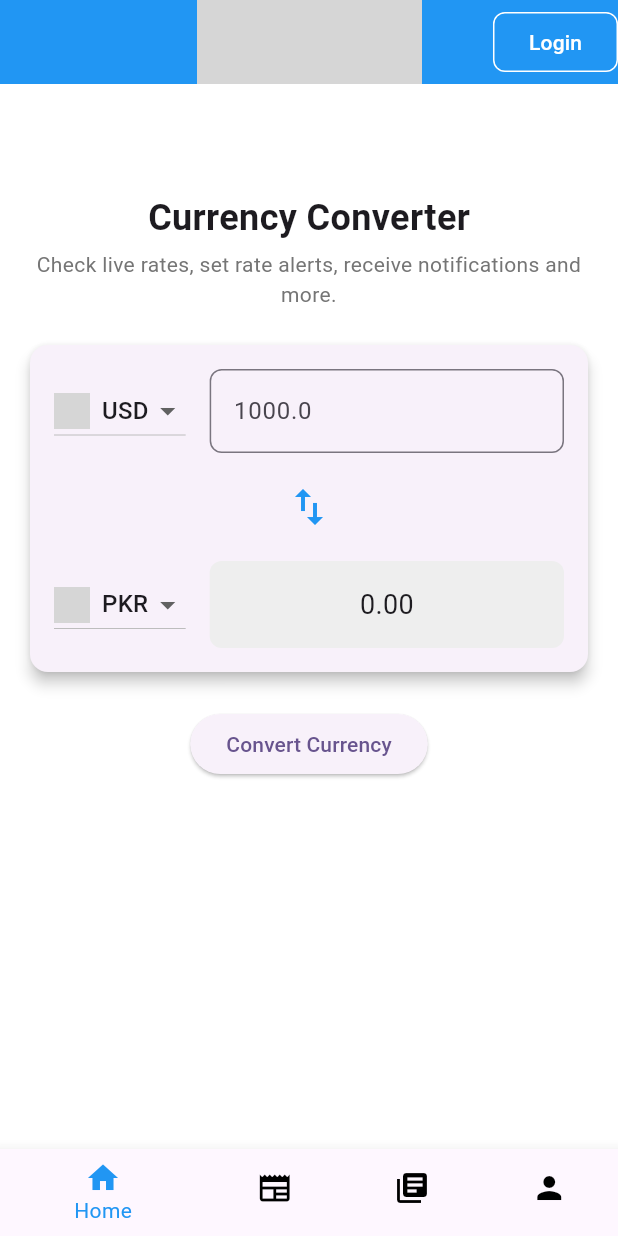
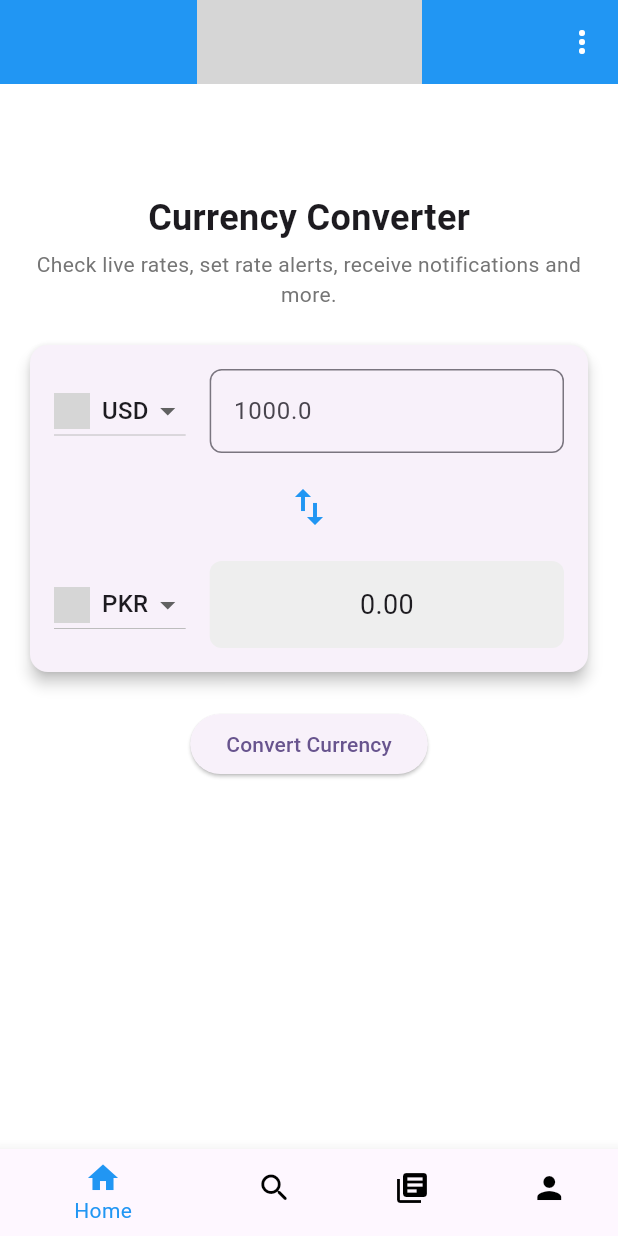
Before and after one commit to ahmedrazaaligithub/currensee-flutter, a Flutter app: the screen it shows after launch, on a phone screen of 412 x 824 dp. Run offline on Flutter 3.47's test engine with Material 3 defaults, Android fonts, the phone set to English and light mode, and no system bars; our stand-ins replace cloud_firestore, firebase_auth, firebase_core, fl_chart; accounts and stored records are empty; network calls fail; grey boxes are pictures that could not be loaded.

Commit message:
app bar design update

```diff
--- a/lib/buttom_bar.dart
+++ b/lib/buttom_bar.dart
@@ -7,9 +7,6 @@ import 'package:flutter_application_1/curense.dart';
 import 'package:flutter_application_1/helpnfeedback.dart';
 import 'package:flutter_application_1/history.dart';
 import 'package:flutter_application_1/signin.dart';
-import 'package:flutter_application_1/news.dart';
-
-
 
 void main() {
   runApp(const ButtomBar());
@@ -47,7 +44,7 @@ class _MyHomePageState extends State<MyHomePage> {
   // List of pages corresponding to each tab
   List<Widget> mypage = [
     CurrencyConverterUI(), // Replace with your CurrencyConverterUI widget
-    CurrencyMarketPage(),
+    Text("Home Page"),
     Text("Your Library Page"),
     Text("Profile Page"),
   ];
@@ -192,7 +189,8 @@ class _MyHomePageState extends State<MyHomePage> {
     User? user = _auth.currentUser;
 
     return Scaffold(
-    appBar:   AppBar(
+    appBar:
+    AppBar(
   backgroundColor: Colors.blue,
   centerTitle: true,
   title: Image.asset(
@@ -212,10 +210,59 @@ class _MyHomePageState extends State<MyHomePage> {
     },
   ),
   actions: [
-    user != null
-    ? TextButton(
-        onPressed: () {
-          // Show confirmation dialog
+    PopupMenuButton(
+      icon: const Icon(Icons.more_vert, color: Colors.white), // 3-dots icon
+      offset: const Offset(0, 40), // Popup appears below the icon
+      color: Colors.white, // Popup background color
+      shape: RoundedRectangleBorder(
+        borderRadius: BorderRadius.circular(8), // Rounded corners
+      ),
+      itemBuilder: (BuildContext context) {
+        return user != null
+            ? [
+                PopupMenuItem(
+                  value: 'logout',
+                  child: Row(
+                    children: const [
+                      Icon(Icons.logout, color: Colors.black),
+                      SizedBox(width: 8),
+                      Text(
+                        'Logout',
+                        style: TextStyle(
+                          fontWeight: FontWeight.w600, // Bold text
+                          color: Colors.black,
+                        ),
+                      ),
+                    ],
+                  ),
+                ),
+              ]
+            : [
+                PopupMenuItem(
+                  value: 'login',
+                  child: Row(
+                    children: const [
+                      Icon(Icons.login, color: Colors.black),
+                      SizedBox(width: 8),
+                      Text(
+                        'Login',
+                        style: TextStyle(
+                          fontWeight: FontWeight.w600, // Bold text
+                          color: Colors.black,
+                        ),
+                      ),
+                    ],
+                  ),
+                ),
+              ];
+      },
+      onSelected: (value) {
+        if (value == 'login') {
+          // Navigate to the login page
+          Navigator.push(
+              context, MaterialPageRoute(builder: (context) => Signin()));
+        } else if (value == 'logout') {
+          // Show logout confirmation dialog
           showDialog(
             context: context,
             builder: (BuildContext context) {
@@ -225,8 +272,7 @@ class _MyHomePageState extends State<MyHomePage> {
                 actions: [
                   TextButton(
                     onPressed: () {
-                      // Close the dialog without logging out
-                      Navigator.of(context).pop();
+                      Navigator.of(context).pop(); // Close the dialog
                     },
                     child: const Text("Cancel"),
                   ),
@@ -234,7 +280,8 @@ class _MyHomePageState extends State<MyHomePage> {
                     onPressed: () {
                       // Logout logic
                       _auth.signOut();
-                      Navigator.of(context).pop(); // Close the dialog
+                      Navigator.push(
+              context, MaterialPageRoute(builder: (context) => Signin())); // Close the dialog
                     },
                     child: const Text("Logout"),
                   ),
@@ -242,41 +289,12 @@ class _MyHomePageState extends State<MyHomePage> {
               );
             },
           );
-        },
-        style: OutlinedButton.styleFrom(
-          side: const BorderSide(color: Colors.white), // Button outline color
-          shape: RoundedRectangleBorder(
-            borderRadius: BorderRadius.circular(8),
-          ),
-        ),
-        child: const Text(
-          "Logout",
-          style: TextStyle(color: Colors.white),
-        ),
-      )
-    :
-    OutlinedButton(
-        onPressed: () {
-          // Navigate to the login page
-          Navigator.push(
-                    context,
-                    MaterialPageRoute(
-                        builder: (builder) => Signin())); // Update with your login route
-        },
-        style: OutlinedButton.styleFrom(
-          side: const BorderSide(color: Colors.white), // Button outline color
-          shape: RoundedRectangleBorder(
-            borderRadius: BorderRadius.circular(8),
-          ),
-        ),
-        child: const Text(
-          "Login",
-          style: TextStyle(color: Colors.white),
-        ),
-      )
+        }
+      },
+    ),
   ],
 ),
-      drawer: Drawer(
+drawer: Drawer(
         child: ListView(
           padding: EdgeInsets.zero,
           children: [
@@ -387,7 +405,7 @@ class _MyHomePageState extends State<MyHomePage> {
         items: const [
           BottomNavigationBarItem(icon: Icon(Icons.home), label: "Home"),
           BottomNavigationBarItem(
-              icon: Icon(Icons.newspaper), label: "News"),
+              icon: Icon(Icons.search_rounded), label: "Search"),
           BottomNavigationBarItem(
               icon: Icon(Icons.library_books), label: "Library"),
           BottomNavigationBarItem(icon: Icon(Icons.person), label: "Profile"),
```
